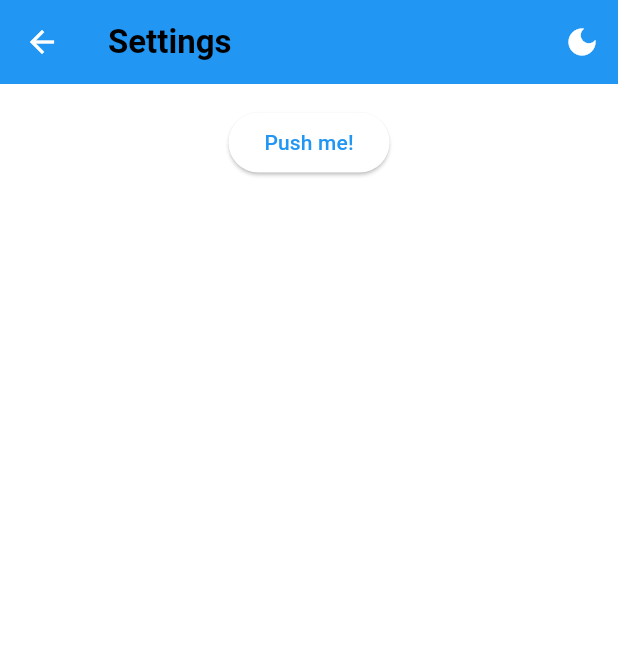
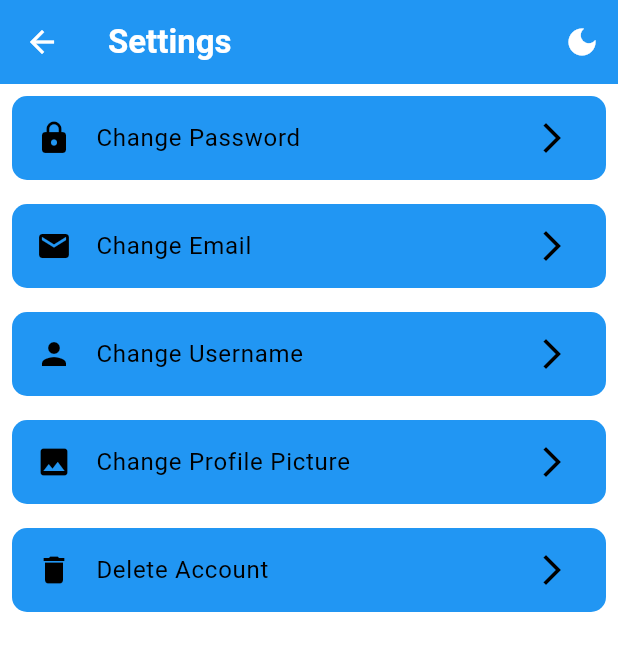
Before and after one commit to mpodmanicky/mtaa-beshket-frontend, a Flutter app: the SettingsScreen screen opened directly, on a phone screen of 412 x 824 dp. Shown: the top 651 px of the screen. Run offline on Flutter 3.47's test engine with Material 3 defaults, Android fonts, the phone set to English and light mode, and no system bars; our stand-ins replace firebase_auth, firebase_core; accounts and stored records are empty; network calls fail.

Commit message:
settings-screen-done-need-navigation-chats-working

```diff
--- a/beshket/lib/features/authentication/screens/eventdetail_screen.dart
+++ b/beshket/lib/features/authentication/screens/eventdetail_screen.dart
@@ -57,6 +57,7 @@ class EventDetail extends StatelessWidget {
                   print('Adding to cart ${event.name}');
                   Provider.of<CartProvider>(context, listen: false)
                       .addToCart(event);
+                  Navigator.pop(context);
                 },
               ),
             ],
--- a/beshket/lib/features/authentication/screens/settings_screen.dart
+++ b/beshket/lib/features/authentication/screens/settings_screen.dart
@@ -1,5 +1,6 @@
 //<Martin Podmanicky>
 import 'package:beshket/themes/theme_provider.dart';
+import 'package:beshket/themes/themes.dart';
 import 'package:flutter/material.dart';
 import 'package:provider/provider.dart';
 
@@ -12,10 +13,15 @@ class SettingsScreen extends StatelessWidget {
         iconTheme: IconThemeData(
           color: Colors.white,
         ),
-        title: Text('Settings', style: TextStyle(fontWeight: FontWeight.bold)),
+        title: Text('Settings',
+            style: TextStyle(fontWeight: FontWeight.bold, color: Colors.white)),
         actions: [
           IconButton(
-              icon: Icon(Icons.dark_mode),
+              icon: Icon(
+                Provider.of<ThemeModeProvider>(context).themeData == lightMode
+                    ? Icons.dark_mode
+                    : Icons.light_mode,
+              ),
               onPressed: () {
                 Provider.of<ThemeModeProvider>(context, listen: false)
                     .toggleTheme();
@@ -23,16 +29,80 @@ class SettingsScreen extends StatelessWidget {
         ],
       ),
       body: Column(
-        children: <Widget>[
+        children: [
           Padding(
-            padding: EdgeInsets.all(15.0),
-            child: Center(
-              child: ElevatedButton(
-                child: Text('Push me!'),
-                onPressed: () {
-                  print('Settings button pressed.');
-                },
+            padding: const EdgeInsets.all(8.0),
+            child: ListTile(
+              shape: RoundedRectangleBorder(
+                borderRadius: BorderRadius.circular(10.0),
               ),
+              tileColor: Theme.of(context).colorScheme.primary,
+              title: Text('Change Password'),
+              leading: Icon(Icons.lock),
+              trailing: Icon(Icons.arrow_forward_ios),
+              onTap: () {
+                //Navigator.of(context).pushNamed('/change-password');
+              },
+            ),
+          ),
+          Padding(
+            padding: const EdgeInsets.all(8.0),
+            child: ListTile(
+              shape: RoundedRectangleBorder(
+                borderRadius: BorderRadius.circular(10.0),
+              ),
+              tileColor: Theme.of(context).colorScheme.primary,
+              title: Text('Change Email'),
+              leading: Icon(Icons.email),
+              trailing: Icon(Icons.arrow_forward_ios),
+              onTap: () {
+                //Navigator.of(context).pushNamed('/change-email');
+              },
+            ),
+          ),
+          Padding(
+            padding: const EdgeInsets.all(8.0),
+            child: ListTile(
+              shape: RoundedRectangleBorder(
+                borderRadius: BorderRadius.circular(10.0),
+              ),
+              tileColor: Theme.of(context).colorScheme.primary,
+              title: Text('Change Username'),
+              leading: Icon(Icons.person),
+              trailing: Icon(Icons.arrow_forward_ios),
+              onTap: () {
+                //Navigator.of(context).pushNamed('/change-username');
+              },
+            ),
+          ),
+          Padding(
+            padding: const EdgeInsets.all(8.0),
+            child: ListTile(
+              shape: RoundedRectangleBorder(
+                borderRadius: BorderRadius.circular(10.0),
+              ),
+              tileColor: Theme.of(context).colorScheme.primary,
+              title: Text('Change Profile Picture'),
+              leading: Icon(Icons.image),
+              trailing: Icon(Icons.arrow_forward_ios),
+              onTap: () {
+                //Navigator.of(context).pushNamed('/change-profile-picture');
+              },
+            ),
+          ),
+          Padding(
+            padding: const EdgeInsets.all(8.0),
+            child: ListTile(
+              shape: RoundedRectangleBorder(
+                borderRadius: BorderRadius.circular(10.0),
+              ),
+              tileColor: Theme.of(context).colorScheme.primary,
+              title: Text('Delete Account'),
+              leading: Icon(Icons.delete),
+              trailing: Icon(Icons.arrow_forward_ios),
+              onTap: () {
+                //Navigator.of(context).pushNamed('/delete-account');
+              },
             ),
           ),
         ],
--- a/beshket/lib/features/authentication/widgets/custom_signin_button.dart
+++ b/beshket/lib/features/authentication/widgets/custom_signin_button.dart
@@ -1,5 +1,4 @@
-import 'package:flutter/material.dart';
-import 'package:flutter/animation.dart'; // Import for animations
+import 'package:flutter/material.dart'; // Import for animations
 
 class MyButton extends StatefulWidget {
   const MyButton({super.key, this.onTap, required this.hintText});
--- a/beshket/lib/features/authentication/widgets/profile_widget.dart
+++ b/beshket/lib/features/authentication/widgets/profile_widget.dart
@@ -20,7 +20,8 @@ class ProfileWidget extends StatelessWidget {
         //Avatar
         CircleAvatar(
           radius: 40.0,
-          backgroundImage: NetworkImage('https://www.example.com/avatar.jpg'),
+          backgroundImage: NetworkImage(
+              'https://upload.wikimedia.org/wikipedia/commons/7/7c/Profile_avatar_placeholder_large.png'),
         ),
         //Name
         SizedBox(
--- /dev/null
+++ b/beshket/lib/models/user.dart
@@ -0,0 +1,26 @@
+class User {
+  final String name;
+  final String email;
+  final int age;
+  final String imageUrl;
+
+  String get getName => name;
+  String get getEmail => email;
+  int get getAge => age;
+
+  User({
+    required this.name,
+    required this.email,
+    required this.age,
+    required this.imageUrl,
+  });
+
+  factory User.fromJson(Map<String, dynamic> json) {
+    return User(
+      name: json['name'] as String,
+      email: json['email'] as String,
+      age: json['age'] as int,
+      imageUrl: json['imageUrl'] as String,
+    );
+  }
+}
--- a/beshket/pubspec.yaml
+++ b/beshket/pubspec.yaml
@@ -23,6 +23,7 @@ dependencies:
   flutter_bloc: ^8.1.5
   http: ^1.2.0
   scoped_model: ^2.0.0
+  socket_io_client: ^2.0.0
 
 dev_dependencies:
   flutter_test:
```
Also changed, not shown: beshket/lib/features/authentication/screens/chat_screen.dart (+74 -10 lines), beshket/lib/features/authentication/screens/homescreen_after_auth.dart (+6 -8 lines), beshket/lib/features/authentication/screens/message_screen.dart (added, +21 -0 lines), beshket/pubspec.lock.
